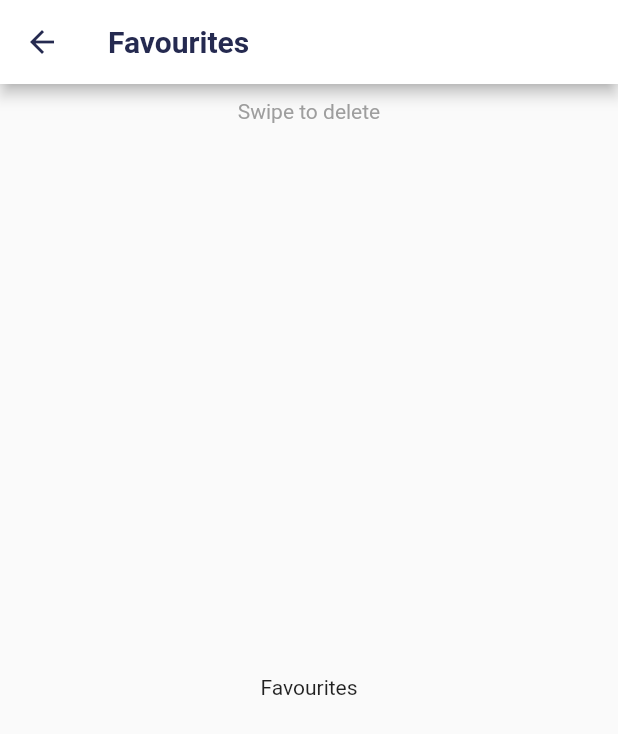
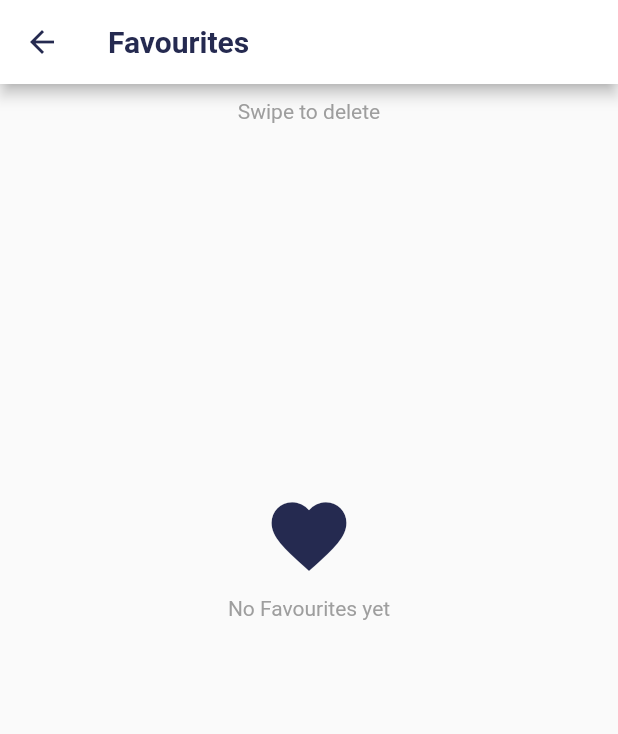
Before and after one commit to Excel-MEC/Excel-App-2020, a Flutter app: the FavouritesScreen screen opened directly, on a phone screen of 412 x 824 dp. Shown: the top 734 px of the screen. Run offline on Flutter 3.47's test engine with Material 2 defaults, Android fonts, the phone set to English and light mode, and no system bars; our stand-ins replace cached_network_image, carousel_slider, connectivity, font_awesome_flutter, introduction_screen, shared_preferences and 1 more; missing offline and left inert: flutter_auth0, searchable_dropdown; accounts and stored records are empty; network calls fail.

Commit message:
update favourites ui

```diff
--- a/lib/UI/Screens/Favourites/favourites.dart
+++ b/lib/UI/Screens/Favourites/favourites.dart
@@ -1,4 +1,5 @@
 import 'package:excelapp/UI/Components/Appbar/appbar.dart';
+import 'package:excelapp/UI/constants.dart';
 import 'package:flutter/material.dart';
 
 class FavouritesScreen extends StatefulWidget {
@@ -7,7 +8,6 @@ class FavouritesScreen extends StatefulWidget {
 }
 
 class _FavouritesScreenState extends State<FavouritesScreen> {
-
   @override
   Widget build(BuildContext context) {
     return Scaffold(
@@ -28,7 +28,23 @@ class _FavouritesScreenState extends State<FavouritesScreen> {
           ),
           Expanded(
             child: Center(
-              child: Text("Favourites"),
+              child: Container(
+                child: Column(
+                  children: <Widget>[
+                    SizedBox(height: MediaQuery.of(context).size.height / 3.5),
+                    Icon(
+                      Icons.favorite,
+                      size: 60,
+                      color: primaryColor,
+                    ),
+                    SizedBox(height: 10),
+                    Text(
+                      "No Favourites yet",
+                      style: TextStyle(color: Colors.grey),
+                    )
+                  ],
+                ),
+              ),
             ),
           ),
         ],
--- a/lib/UI/Screens/HomePage/Widgets/home_appBar.dart
+++ b/lib/UI/Screens/HomePage/Widgets/home_appBar.dart
@@ -5,7 +5,7 @@ Widget homeAppBar() {
   return AppBar(
     leading: Icon(Icons.menu, color: primaryColor),
     backgroundColor: Colors.white,
-    elevation: 2,
+    elevation: 4,
     title: Text(
       'Excel 2020',
       style: TextStyle(
```
Also changed, not shown: lib/UI/Screens/Schedule/Widgets/generateScheduleCardList.dart (+11 -11 lines).
